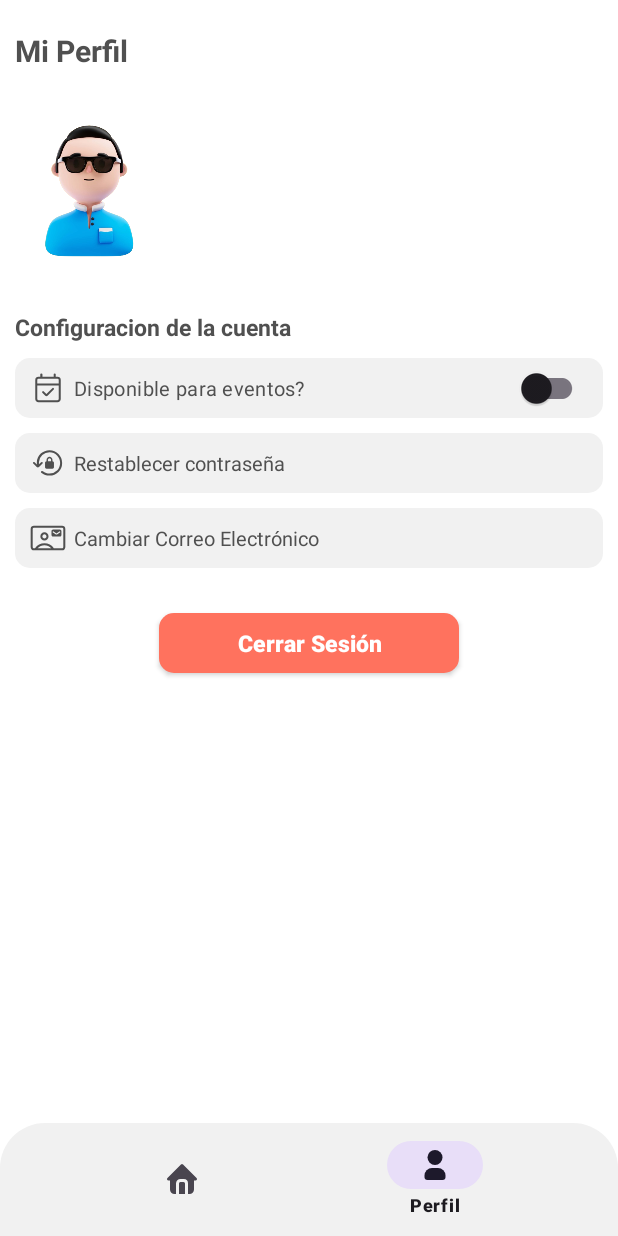
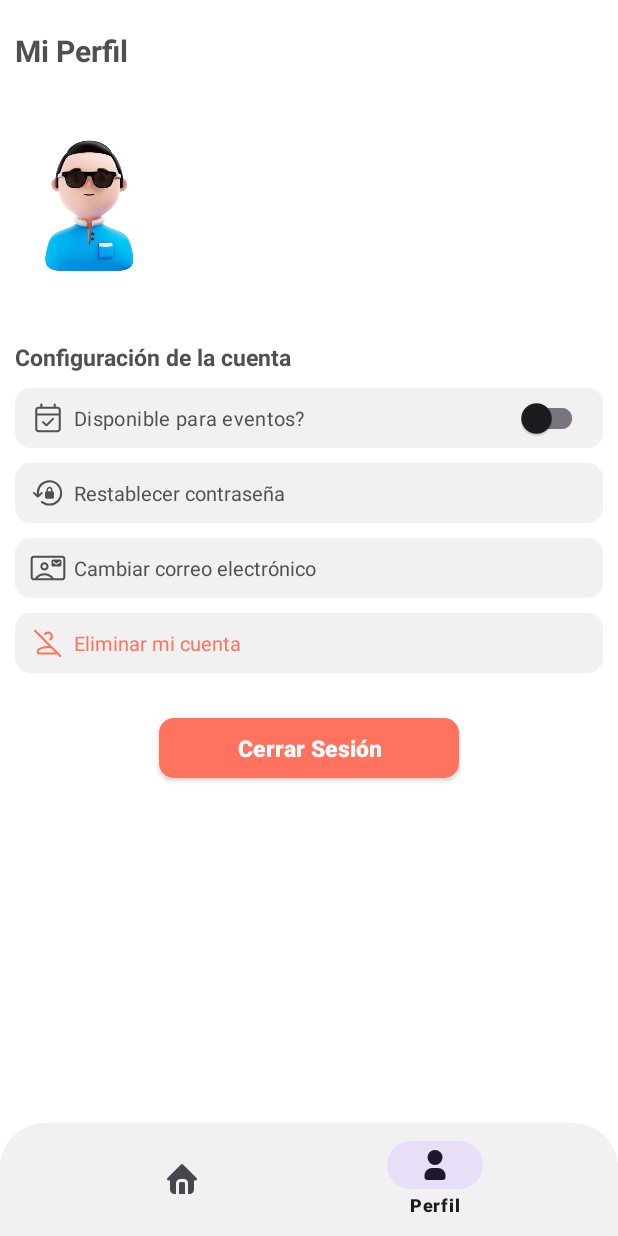
Before and after one commit to jey1322/Gastos-Compartidos, an Android app: the HomeFragment screen opened directly, with no data from a screen before it, item 2 of the bottom bar chosen, on a phone screen of 412 x 824 dp. Run offline under Robolectric (Android 15) with nearby library versions, the phone set to English and light mode, and no system bars; our stand-ins replace Firebase (no records; nobody signed in at launch, a user with empty details on screens opened directly); 3 statements that could not run were skipped.

Commit message:
funcionamiento de borrar cuenta en perfil

```diff
--- a/GastosCompartidos/app/src/main/java/com/strainteam/gastoscompartidos/view/home/fragments/HomeFragment.kt
+++ b/GastosCompartidos/app/src/main/java/com/strainteam/gastoscompartidos/view/home/fragments/HomeFragment.kt
@@ -6,9 +6,11 @@ import android.view.LayoutInflater
 import android.view.View
 import android.view.ViewGroup
 import com.strainteam.gastoscompartidos.R
+import com.strainteam.gastoscompartidos.databinding.FragmentHomeBinding
 
 
 class HomeFragment : Fragment() {
+    private lateinit var binding : FragmentHomeBinding
 
     override fun onCreate(savedInstanceState: Bundle?) {
         super.onCreate(savedInstanceState)
@@ -16,7 +18,8 @@ class HomeFragment : Fragment() {
     }
 
     override fun onCreateView(inflater: LayoutInflater, container: ViewGroup?, savedInstanceState: Bundle?): View? {
-        return inflater.inflate(R.layout.fragment_home, container, false)
+        binding = FragmentHomeBinding.inflate(inflater, container, false)
+        return binding.root
     }
 
     override fun onViewCreated(view: View, savedInstanceState: Bundle?) {
--- a/GastosCompartidos/app/src/main/res/drawable/ic_person_off.xml
+++ b/GastosCompartidos/app/src/main/res/drawable/ic_person_off.xml
@@ -4,6 +4,6 @@
     android:viewportWidth="960"
     android:viewportHeight="960">
   <path
-      android:fillColor="@color/white"
+      android:fillColor="@color/Background"
       android:pathData="m788,846 l-57,-57L238,789q-25,0 -40.5,-15.5T182,733v-27q0,-29 15.69,-52.85Q213.38,629.29 240,616q58,-27 115.5,-41.5T470,560h16.5q8.5,0 16.5,1L114,172q-8,-7.73 -8.5,-18.37Q105,143 113.79,134q8.79,-9 19,-9Q143,125 152,134l674,674q8,7.82 8.5,18.41T826.21,846q-8.79,9 -19,9Q797,855 788,846ZM236,735h441L560,618q-20,-3 -40,-4.5t-40,-1.5q-54,0 -110,14.5T265,664q-14,7 -21.5,17.5T236,706v29ZM742,627q0,1 1,-0.5t5,-1.5l6,6q-3.09,-0.93 -6.09,-1.87 -3,-0.93 -5.91,-2.13ZM547,417l-42,-42q22,-7 36.5,-26t14.5,-43q0,-32 -22,-54t-54,-22q-24,0 -43,14.5T411,281l-42,-42q17,-31 46.81,-47 29.81,-16 64.19,-16 55,0 92.5,37.5t37.5,92.99Q610,340 594,370t-47,47ZM677,735L236,735h441ZM458,328Z"/>
 </vector>
--- a/GastosCompartidos/app/src/main/res/layout/fragment_profile.xml
+++ b/GastosCompartidos/app/src/main/res/layout/fragment_profile.xml
@@ -43,7 +43,7 @@
             app:layout_constraintBottom_toBottomOf="parent"
             app:layout_constraintStart_toStartOf="parent"
             app:layout_constraintTop_toBottomOf="@id/tvProfile"
-            android:layout_marginTop="30dp"
+            android:layout_marginTop="40dp"
             android:layout_marginStart="10dp"/>
 
         <TextView
@@ -81,7 +81,7 @@
     <ScrollView
         android:layout_width="match_parent"
         android:layout_height="wrap_content"
-        android:layout_marginTop="10dp">
+        android:layout_marginTop="20dp">
 
         <LinearLayout
             android:layout_width="match_parent"
@@ -91,7 +91,7 @@
             <TextView
                 android:layout_width="wrap_content"
                 android:layout_height="wrap_content"
-                android:text="Configuracion de la cuenta"
+                android:text="Configuración de la cuenta"
                 android:textColor="@color/text"
                 android:textSize="15dp"
                 android:textStyle="bold"
@@ -131,7 +131,7 @@
             <TextView
                 android:layout_width="match_parent"
                 android:layout_height="40dp"
-                android:text="Cambiar Correo Electrónico"
+                android:text="Cambiar correo electrónico"
                 android:drawableStart="@drawable/ic_email_contact"
                 android:gravity="center_vertical"
                 android:drawablePadding="5dp"
@@ -142,6 +142,21 @@
                 android:layout_marginHorizontal="10dp"
                 android:layout_marginTop="10dp"
                 android:id="@+id/tvEmailContact"/>
+
+            <TextView
+                android:layout_width="match_parent"
+                android:layout_height="40dp"
+                android:text="Eliminar mi cuenta"
+                android:drawableStart="@drawable/ic_person_off"
+                android:gravity="center_vertical"
+                android:drawablePadding="5dp"
+                android:paddingHorizontal="10dp"
+                android:background="@drawable/edittext"
+                android:textColor="@color/Background"
+                android:textSize="13dp"
+                android:layout_marginHorizontal="10dp"
+                android:layout_marginTop="10dp"
+                android:id="@+id/tvDeleteUser"/>
 
             <androidx.constraintlayout.utils.widget.MotionButton
                 android:layout_width="200dp"
```
Also changed, not shown: GastosCompartidos/app/src/main/java/com/strainteam/gastoscompartidos/view/home/fragments/ProfileFragment.kt (+16 -0 lines), GastosCompartidos/app/src/main/java/com/strainteam/gastoscompartidos/viewmodel/home/fragments/ProfileFragViewModel.kt (+15 -0 lines).
